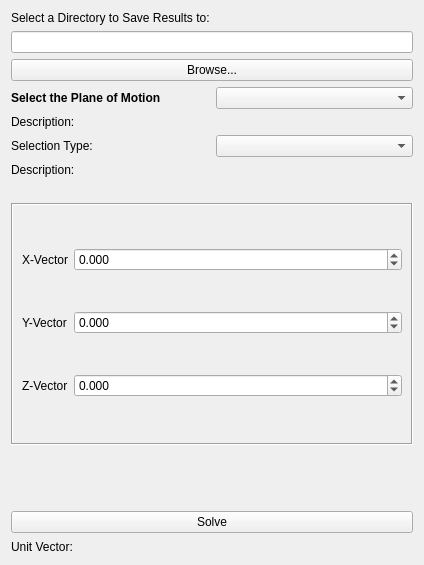
Qt form TaskPanelDapRunner.ui (ljplessis/Nikra-DAP) before a commit.
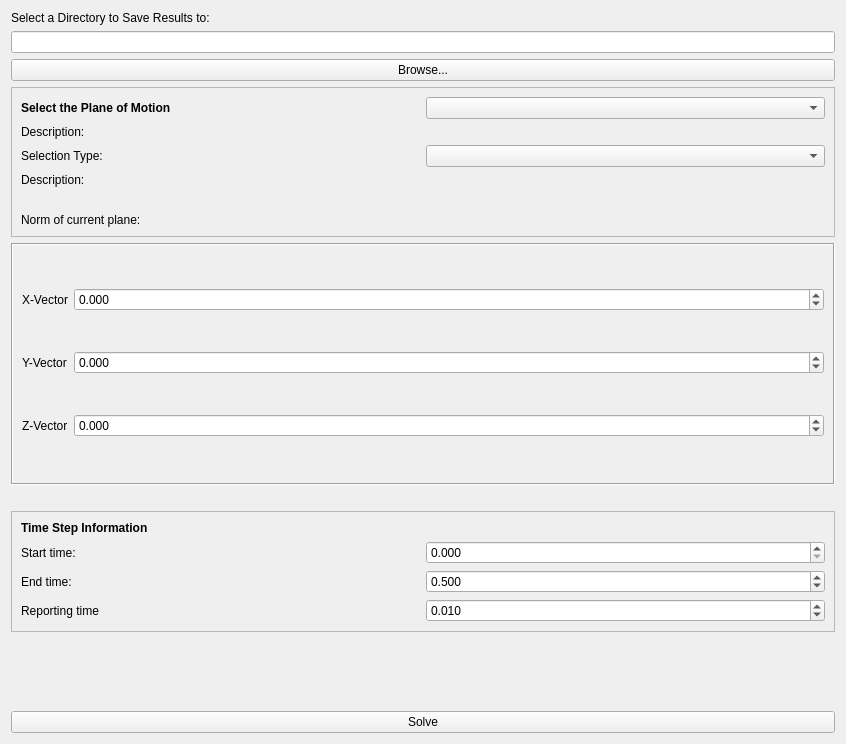
The same form after that commit.

```diff
--- a/TaskPanelDapRunner.ui
+++ b/TaskPanelDapRunner.ui
@@ -6,23 +6,16 @@
    <rect>
     <x>0</x>
     <y>0</y>
-    <width>424</width>
-    <height>565</height>
+    <width>846</width>
+    <height>744</height>
    </rect>
   </property>
   <property name="windowTitle">
    <string>Form</string>
   </property>
-  <layout class="QGridLayout" name="gridLayout_3">
-   <item row="0" column="0">
+  <layout class="QVBoxLayout" name="verticalLayout">
+   <item>
     <layout class="QGridLayout" name="gridLayout">
-     <item row="8" column="0">
-      <widget class="QLabel" name="lblDescription2">
-       <property name="text">
-        <string>Description:</string>
-       </property>
-      </widget>
-     </item>
      <item row="2" column="0" colspan="2">
       <widget class="QPushButton" name="pbBrowseFileDirectory">
        <property name="sizePolicy">
@@ -36,51 +29,17 @@
        </property>
       </widget>
      </item>
-     <item row="13" column="0" colspan="2">
-      <widget class="QPushButton" name="solveButton">
+     <item row="11" column="0" colspan="2">
+      <widget class="QLabel" name="lblPlaneDefined">
        <property name="text">
-        <string>Solve</string>
-       </property>
-      </widget>
-     </item>
-     <item row="7" column="1">
-      <widget class="QComboBox" name="cmbSelectType">
-       <property name="sizePolicy">
-        <sizepolicy hsizetype="Expanding" vsizetype="Fixed">
-         <horstretch>0</horstretch>
-         <verstretch>0</verstretch>
-        </sizepolicy>
-       </property>
-       <property name="currentIndex">
-        <number>-1</number>
-       </property>
-      </widget>
-     </item>
-     <item row="9" column="0" colspan="2">
-      <widget class="QLabel" name="lblEntitySelect">
-       <property name="text">
         <string/>
        </property>
       </widget>
      </item>
-     <item row="1" column="0" colspan="2">
-      <widget class="QLineEdit" name="lnedFileDirectory">
-       <property name="clearButtonEnabled">
-        <bool>false</bool>
-       </property>
-      </widget>
-     </item>
-     <item row="8" column="1">
-      <widget class="QLabel" name="lblSelectDescr">
+     <item row="0" column="0">
+      <widget class="QLabel" name="lblFileDirectory">
        <property name="text">
-        <string/>
-       </property>
-      </widget>
-     </item>
-     <item row="7" column="0">
-      <widget class="QLabel" name="lblPlaneSelectType">
-       <property name="text">
-        <string>Selection Type:</string>
+        <string>Select a Directory to Save Results to:</string>
        </property>
       </widget>
      </item>
@@ -222,36 +181,21 @@
        </widget>
       </widget>
      </item>
-     <item row="4" column="1">
-      <widget class="QComboBox" name="cmbPlaneofMotion">
-       <property name="sizePolicy">
-        <sizepolicy hsizetype="Expanding" vsizetype="Fixed">
-         <horstretch>0</horstretch>
-         <verstretch>0</verstretch>
-        </sizepolicy>
-       </property>
-      </widget>
-     </item>
-     <item row="5" column="1">
-      <widget class="QLabel" name="lblPlaneDescr">
+     <item row="14" column="0" colspan="2">
+      <widget class="QPushButton" name="solveButton">
        <property name="text">
-        <string/>
+        <string>Solve</string>
        </property>
       </widget>
      </item>
-     <item row="4" column="0">
-      <widget class="QLabel" name="lblPlaneofMotion">
-       <property name="font">
-        <font>
-         <bold>true</bold>
-        </font>
+     <item row="1" column="0" colspan="2">
+      <widget class="QLineEdit" name="lnedFileDirectory">
+       <property name="clearButtonEnabled">
+        <bool>false</bool>
        </property>
-       <property name="text">
-        <string>Select the Plane of Motion</string>
-       </property>
       </widget>
      </item>
-     <item row="12" column="0" colspan="2">
+     <item row="13" column="0" colspan="2">
       <spacer name="verticalSpacer">
        <property name="orientation">
         <enum>Qt::Vertical</enum>
@@ -264,45 +208,199 @@
        </property>
       </spacer>
      </item>
-     <item row="5" column="0">
-      <widget class="QLabel" name="lblDescription1">
-       <property name="text">
-        <string>Description:</string>
+     <item row="12" column="0" colspan="2">
+      <widget class="QFrame" name="frame">
+       <property name="frameShape">
+        <enum>QFrame::StyledPanel</enum>
        </property>
-      </widget>
-     </item>
-     <item row="11" column="0" colspan="2">
-      <widget class="QLabel" name="lblPlaneDefined">
-       <property name="text">
-        <string/>
+       <property name="frameShadow">
+        <enum>QFrame::Raised</enum>
        </property>
+       <layout class="QGridLayout" name="gridLayout_3">
+        <item row="1" column="0">
+         <widget class="QLabel" name="label_2">
+          <property name="text">
+           <string>Start time:</string>
+          </property>
+         </widget>
+        </item>
+        <item row="1" column="1">
+         <widget class="QDoubleSpinBox" name="startTime">
+          <property name="decimals">
+           <number>3</number>
+          </property>
+         </widget>
+        </item>
+        <item row="2" column="0">
+         <widget class="QLabel" name="label_3">
+          <property name="text">
+           <string>End time:</string>
+          </property>
+         </widget>
+        </item>
+        <item row="2" column="1">
+         <widget class="QDoubleSpinBox" name="endTime">
+          <property name="decimals">
+           <number>3</number>
+          </property>
+          <property name="value">
+           <double>0.500000000000000</double>
+          </property>
+         </widget>
+        </item>
+        <item row="3" column="0">
+         <widget class="QLabel" name="label_4">
+          <property name="text">
+           <string>Reporting time</string>
+          </property>
+         </widget>
+        </item>
+        <item row="3" column="1">
+         <widget class="QDoubleSpinBox" name="reportingTime">
+          <property name="decimals">
+           <number>3</number>
+          </property>
+          <property name="value">
+           <double>0.010000000000000</double>
+          </property>
+         </widget>
+        </item>
+        <item row="0" column="0" colspan="2">
+         <widget class="QLabel" name="label">
+          <property name="font">
+           <font>
+            <weight>75</weight>
+            <bold>true</bold>
+           </font>
+          </property>
+          <property name="text">
+           <string>Time Step Information</string>
+          </property>
+         </widget>
+        </item>
+       </layout>
       </widget>
      </item>
-     <item row="0" column="0">
-      <widget class="QLabel" name="lblFileDirectory">
-       <property name="text">
-        <string>Select a Directory to Save Results to:</string>
+     <item row="8" column="0" colspan="2">
+      <widget class="QFrame" name="frame_2">
+       <property name="frameShape">
+        <enum>QFrame::StyledPanel</enum>
        </property>
-      </widget>
-     </item>
-     <item row="14" column="0">
-      <widget class="QLabel" name="lblUnitVecDescr">
-       <property name="text">
-        <string>Unit Vector:  </string>
+       <property name="frameShadow">
+        <enum>QFrame::Raised</enum>
        </property>
-      </widget>
-     </item>
-     <item row="14" column="1">
-      <widget class="QLabel" name="lblUnitVecOut">
-       <property name="sizePolicy">
-        <sizepolicy hsizetype="Preferred" vsizetype="Expanding">
-         <horstretch>0</horstretch>
-         <verstretch>0</verstretch>
-        </sizepolicy>
-       </property>
-       <property name="text">
-        <string/>
-       </property>
+       <layout class="QGridLayout" name="gridLayout_5">
+        <item row="4" column="0">
+         <widget class="QLabel" name="lblDescription2">
+          <property name="text">
+           <string>Description:</string>
+          </property>
+         </widget>
+        </item>
+        <item row="2" column="0">
+         <widget class="QLabel" name="lblDescription1">
+          <property name="text">
+           <string>Description:</string>
+          </property>
+         </widget>
+        </item>
+        <item row="1" column="1">
+         <widget class="QComboBox" name="cmbPlaneofMotion">
+          <property name="sizePolicy">
+           <sizepolicy hsizetype="Expanding" vsizetype="Fixed">
+            <horstretch>0</horstretch>
+            <verstretch>0</verstretch>
+           </sizepolicy>
+          </property>
+         </widget>
+        </item>
+        <item row="5" column="0">
+         <widget class="QLabel" name="lblEntitySelect">
+          <property name="sizePolicy">
+           <sizepolicy hsizetype="Expanding" vsizetype="Preferred">
+            <horstretch>0</horstretch>
+            <verstretch>0</verstretch>
+           </sizepolicy>
+          </property>
+          <property name="text">
+           <string/>
+          </property>
+          <property name="wordWrap">
+           <bool>true</bool>
+          </property>
+         </widget>
+        </item>
+        <item row="1" column="0">
+         <widget class="QLabel" name="lblPlaneofMotion">
+          <property name="font">
+           <font>
+            <weight>75</weight>
+            <bold>true</bold>
+           </font>
+          </property>
+          <property name="text">
+           <string>Select the Plane of Motion</string>
+          </property>
+         </widget>
+        </item>
+        <item row="3" column="0">
+         <widget class="QLabel" name="lblPlaneSelectType">
+          <property name="text">
+           <string>Selection Type:</string>
+          </property>
+         </widget>
+        </item>
+        <item row="2" column="1">
+         <widget class="QLabel" name="lblPlaneDescr">
+          <property name="text">
+           <string/>
+          </property>
+         </widget>
+        </item>
+        <item row="4" column="1">
+         <widget class="QLabel" name="lblSelectDescr">
+          <property name="text">
+           <string/>
+          </property>
+          <property name="wordWrap">
+           <bool>true</bool>
+          </property>
+         </widget>
+        </item>
+        <item row="3" column="1">
+         <widget class="QComboBox" name="cmbSelectType">
+          <property name="sizePolicy">
+           <sizepolicy hsizetype="Expanding" vsizetype="Fixed">
+            <horstretch>0</horstretch>
+            <verstretch>0</verstretch>
+           </sizepolicy>
+          </property>
+          <property name="currentIndex">
+           <number>-1</number>
+          </property>
+         </widget>
+        </item>
+        <item row="6" column="0">
+         <widget class="QLabel" name="lblUnitVecDescr">
+          <property name="text">
+           <string>Norm of current plane:</string>
+          </property>
+         </widget>
+        </item>
+        <item row="6" column="1">
+         <widget class="QLabel" name="lblUnitVecOut">
+          <property name="sizePolicy">
+           <sizepolicy hsizetype="Preferred" vsizetype="Expanding">
+            <horstretch>0</horstretch>
+            <verstretch>0</verstretch>
+           </sizepolicy>
+          </property>
+          <property name="text">
+           <string/>
+          </property>
+         </widget>
+        </item>
+       </layout>
       </widget>
      </item>
     </layout>
```
